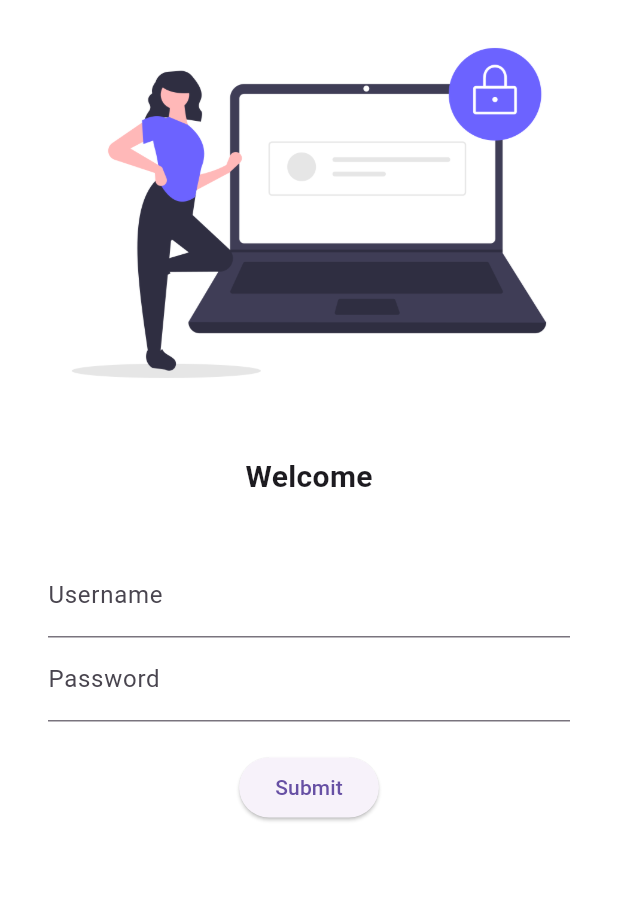
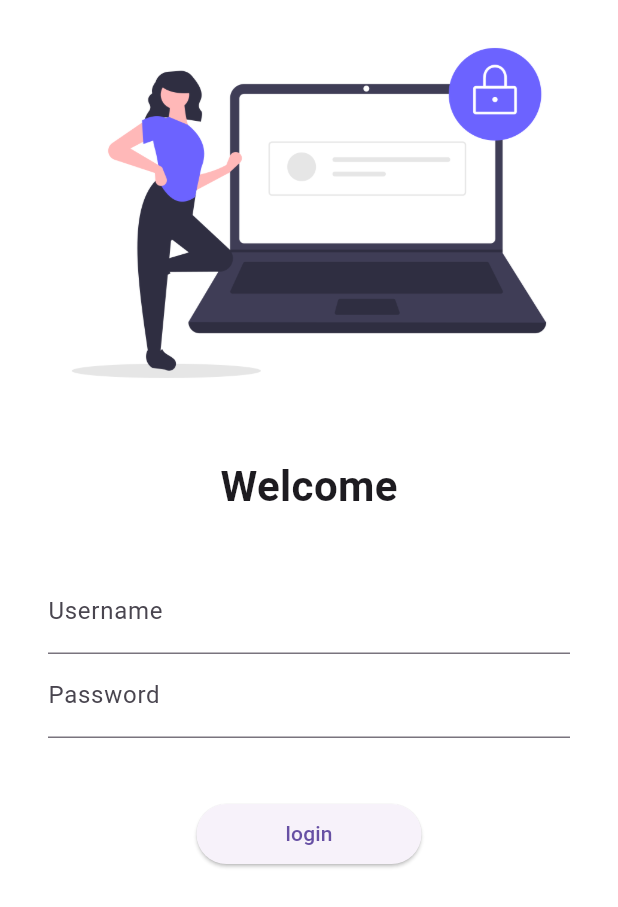
Before and after one commit to ManthanAndroidDev/BasicFlutter, a Flutter app: the screen it shows after launch, on a phone screen of 412 x 824 dp. Shown: the top 907 px of the screen. Run offline on Flutter 3.47's test engine with Material 3 defaults, Android fonts, the phone set to English and light mode, and no system bars.

Commit message:
day 5 completed

```diff
--- a/lib/main.dart
+++ b/lib/main.dart
@@ -3,6 +3,7 @@
 import 'package:flutter/material.dart';
 import 'package:flutter_catalog/pages/home_page.dart';
 import 'package:flutter_catalog/pages/login_page.dart';
+import 'package:flutter_catalog/utils/routes.dart';
 
 void main() {
   runApp(MyApp());
@@ -19,8 +20,8 @@ class MyApp extends StatelessWidget {
       initialRoute: "/",
       routes: {
         "/": (context) => LoginPage(),
-        "/home": (context) => HomePage(),
-        "/login": (context) => LoginPage()
+        MyRoutes.homeRoute: (context) => HomePage(),
+        MyRoutes.loginRoute: (context) => LoginPage()
       },
     );
   }
--- a/lib/pages/login_page.dart
+++ b/lib/pages/login_page.dart
@@ -1,12 +1,14 @@
 // ignore_for_file: use_key_in_widget_constructors, prefer_const_constructors, avoid_print
 
 import 'package:flutter/material.dart';
+import 'package:flutter_catalog/utils/routes.dart';
 
 class LoginPage extends StatelessWidget {
   @override
   Widget build(BuildContext context) {
     return Material(
         color: Colors.white,
+        child: SingleChildScrollView(
           child: Column(
             children: [
               Image.asset(
@@ -16,12 +18,12 @@ class LoginPage extends StatelessWidget {
               SizedBox(height: 20),
               Text(
                 "Welcome",
-              style: TextStyle(fontSize: 20, fontWeight: FontWeight.bold),
+                style: TextStyle(fontSize: 28, fontWeight: FontWeight.bold),
               ),
               SizedBox(height: 20),
               Padding(
-              padding:
-                  const EdgeInsets.symmetric(vertical: 16.0, horizontal: 32.0),
+                padding: const EdgeInsets.symmetric(
+                    vertical: 16.0, horizontal: 32.0),
                 child: Column(
                   children: [
                     TextFormField(
@@ -33,18 +35,20 @@ class LoginPage extends StatelessWidget {
                       decoration: InputDecoration(
                           hintText: "Enter Password", labelText: "Password"),
                     ),
-                  SizedBox(height: 20),
+                    SizedBox(height: 40),
                     ElevatedButton(
-                    style: TextButton.styleFrom(),
+                      style:
+                          ElevatedButton.styleFrom(minimumSize: Size(150, 40)),
                       onPressed: () {
-                      print("Hello Manthan");
+                        Navigator.pushNamed(context, MyRoutes.homeRoute);
                       },
-                    child: Text("Submit"),
+                      child: Text("login"),
                     )
                   ],
                 ),
               )
             ],
+          ),
         ));
   }
 }
--- /dev/null
+++ b/lib/utils/routes.dart
@@ -0,0 +1,4 @@
+class MyRoutes {
+  static String loginRoute = "/login";
+  static String homeRoute = "/home";
+}
```
Lines whose indentation alone changed are shown as unchanged.
